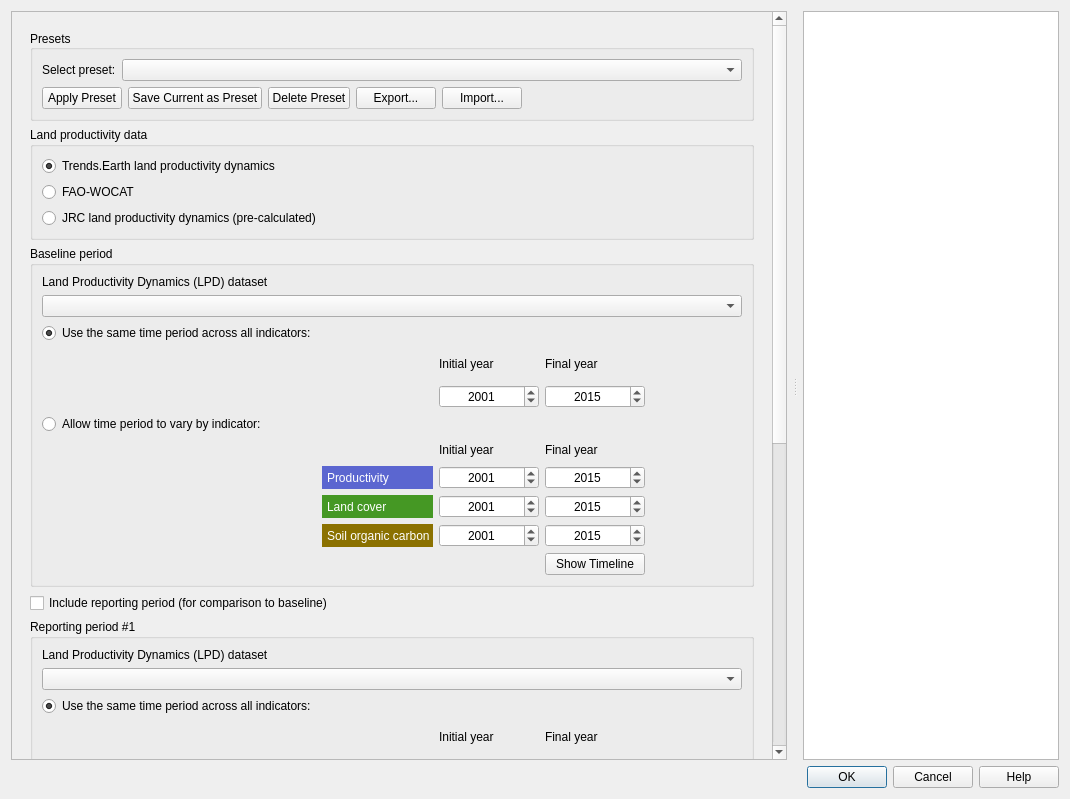
First picture: the form in LDMP/gui/DlgCalculateOneStep.ui, repository ConservationInternational/trends.earth, before the edit.
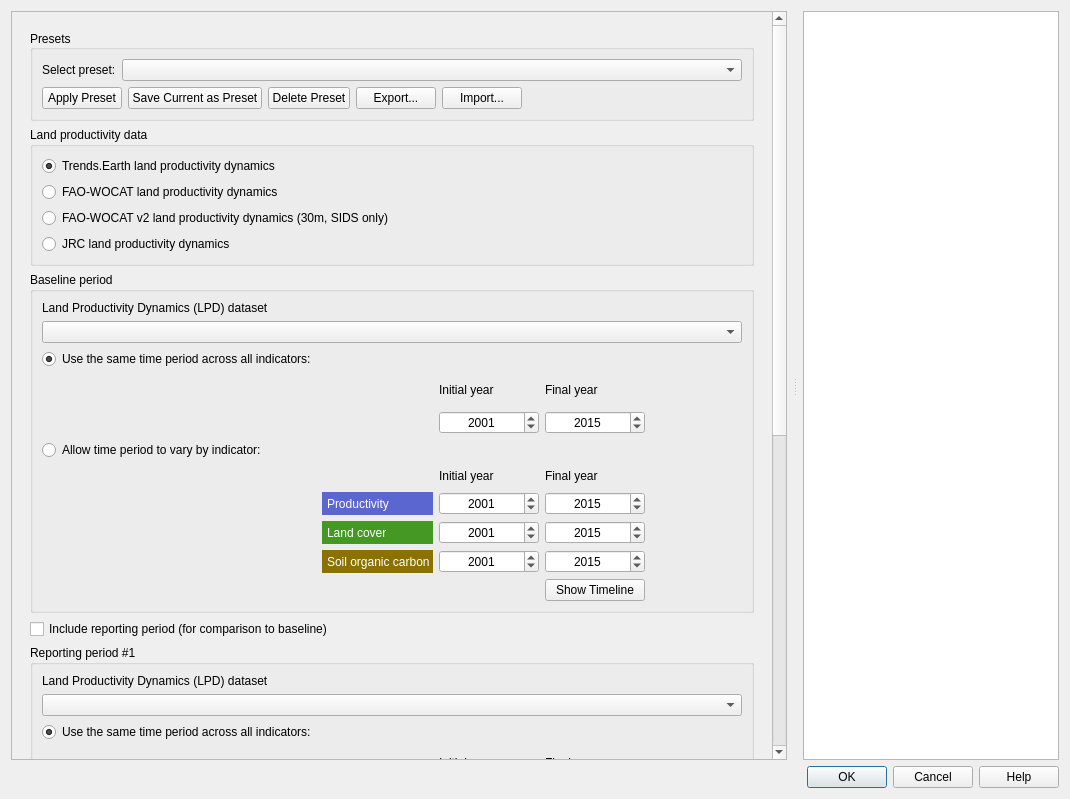
Second picture: the form after the edit. Custom widgets are drawn as their Qt base class.

Commit message: Add support for FWv2 in one step dialog.

Patch:
```diff
--- a/LDMP/gui/DlgCalculateOneStep.ui
+++ b/LDMP/gui/DlgCalculateOneStep.ui
@@ -194,14 +194,21 @@
                  <item>
                   <widget class="QRadioButton" name="radio_fao_wocat">
                    <property name="text">
-                    <string>FAO-WOCAT</string>
+                    <string>FAO-WOCAT land productivity dynamics</string>
+                   </property>
+                  </widget>
+                 </item>
+                 <item>
+                  <widget class="QRadioButton" name="radio_lpd_fwv2">
+                   <property name="text">
+                    <string>FAO-WOCAT v2 land productivity dynamics (30m, SIDS only)</string>
                    </property>
                   </widget>
                  </item>
                  <item>
                   <widget class="QRadioButton" name="radio_lpd_precalculated">
                    <property name="text">
-                    <string>JRC land productivity dynamics (pre-calculated)</string>
+                    <string>JRC land productivity dynamics</string>
                    </property>
                    <property name="checked">
                     <bool>false</bool>
```
The commit also changes 2 other files.
